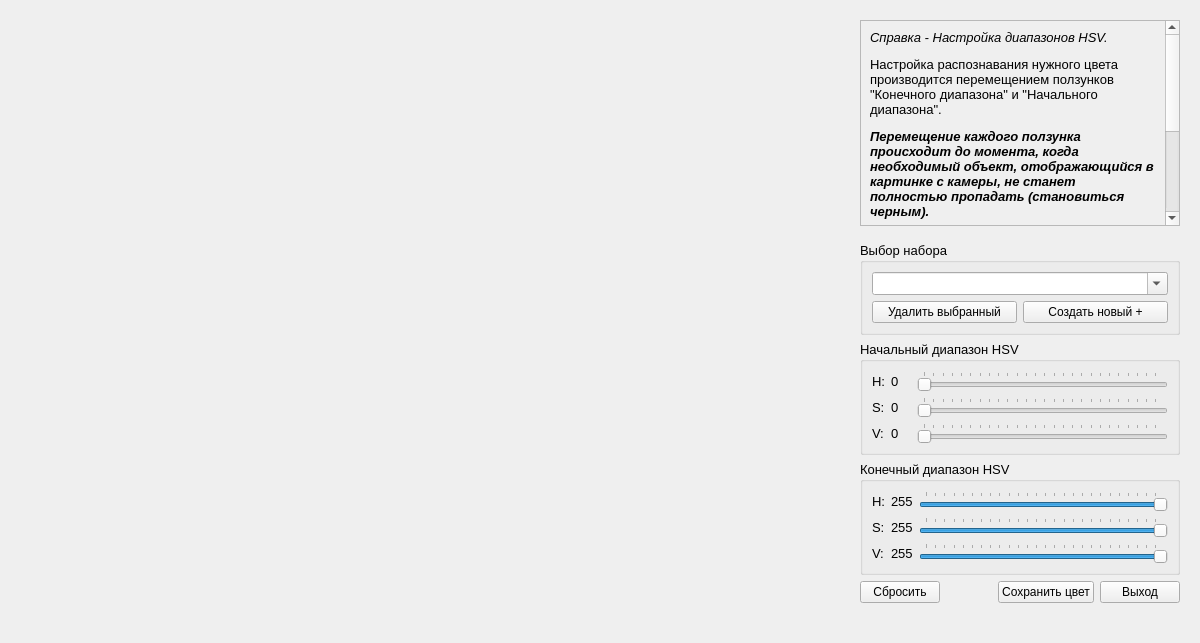
The window that data/ui/color_range_settings_window.ui (gg-master/VISDOM_project) describes before a commit, drawn with Qt 5.
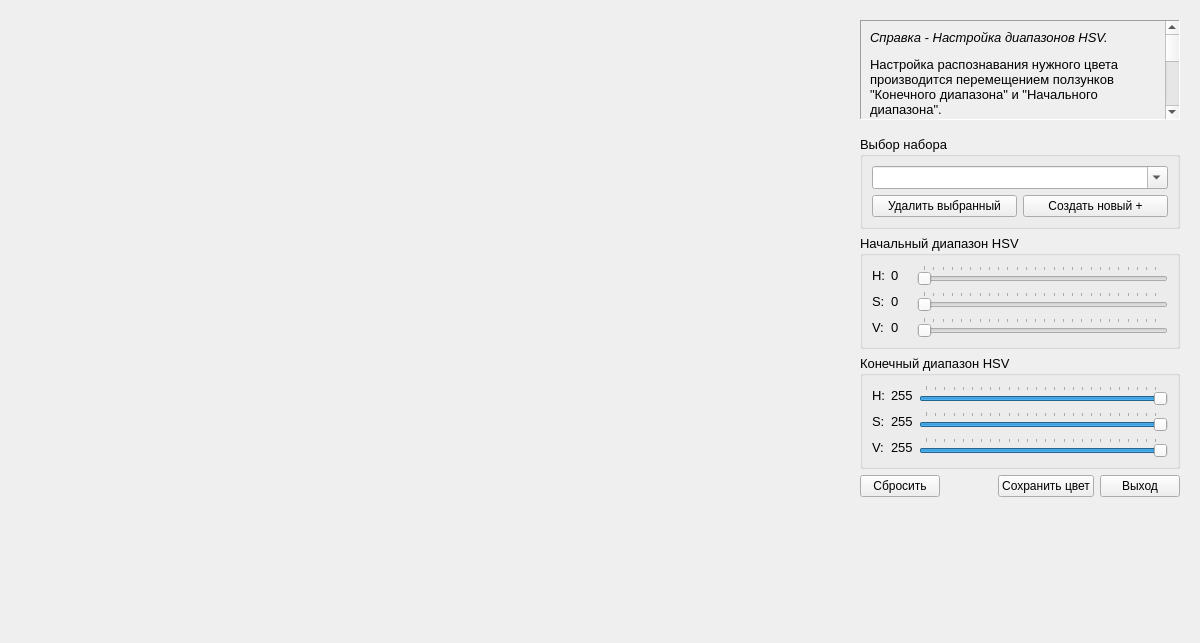
The same window after the commit. Custom widgets are drawn as their Qt base class.

Commit message: Добавил логгирование дыхания: 1) Новое поле в главном окне для отображения кратких данных о вдохе. 2) Новое окно для отображения всех логов дыхания

Diff of the .ui file:
```diff
--- a/data/ui/color_range_settings_window.ui
+++ b/data/ui/color_range_settings_window.ui
@@ -79,9 +79,12 @@
           <property name="maximumSize">
            <size>
             <width>320</width>
-            <height>16777215</height>
+            <height>100</height>
            </size>
           </property>
+          <property name="frameShape">
+           <enum>QFrame::Panel</enum>
+          </property>
           <property name="widgetResizable">
            <bool>true</bool>
           </property>
```
The commit also changes 5 other files.
